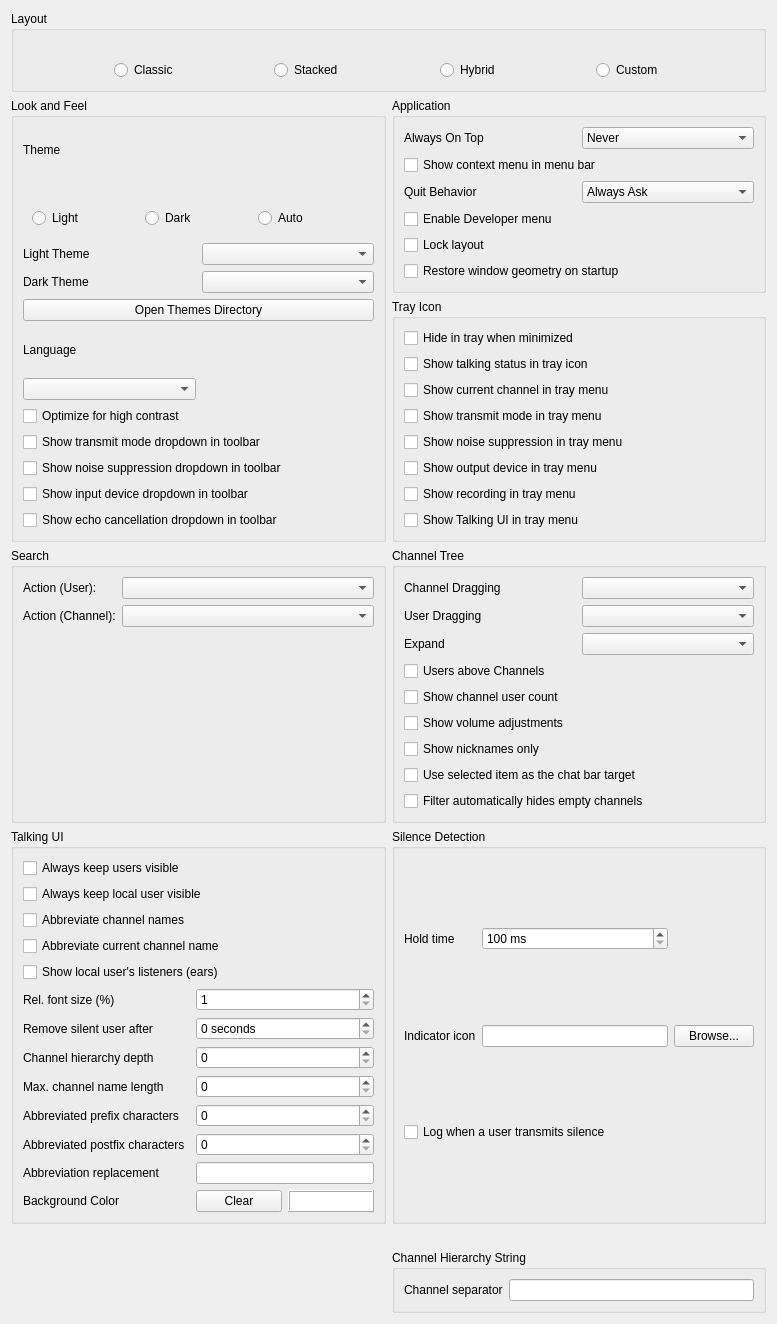
Old version of the form src/mumble/LookConfig.ui in the repository d3adb5/mumble.
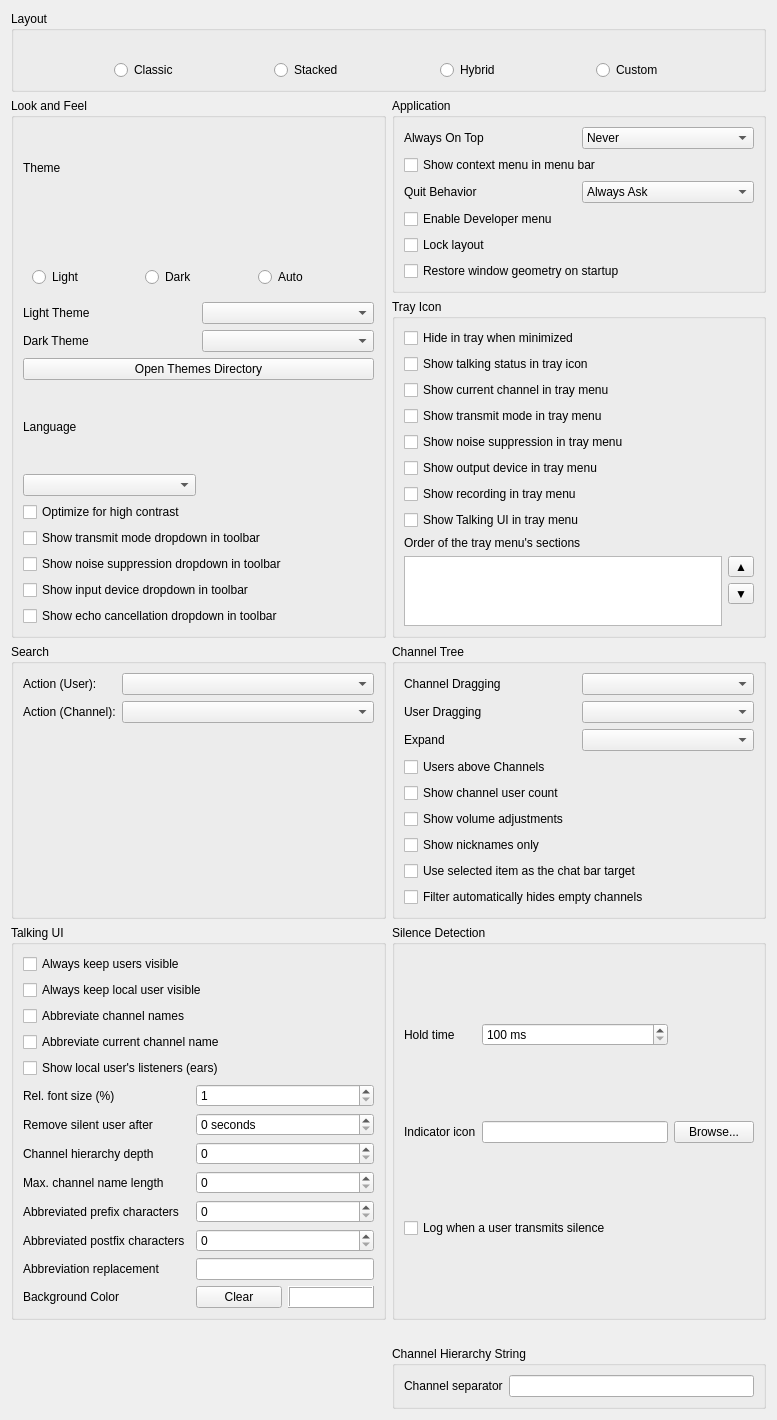
New version of the form. Icons and pictures are not drawn. Custom widgets are drawn as their Qt base class.

Commit message: FEAT(client): Let the tray menu's sections be reordered

Patch:
```diff
--- a/src/mumble/LookConfig.ui
+++ b/src/mumble/LookConfig.ui
@@ -384,6 +384,79 @@
         </property>
        </widget>
       </item>
+      <item>
+       <widget class="QLabel" name="qliTrayMenuOrder">
+        <property name="text">
+         <string>Order of the tray menu's sections</string>
+        </property>
+        <property name="buddy">
+         <cstring>qlwTrayMenuOrder</cstring>
+        </property>
+       </widget>
+      </item>
+      <item>
+       <layout class="QHBoxLayout" name="qhblTrayMenuOrder">
+        <item>
+         <widget class="QListWidget" name="qlwTrayMenuOrder">
+          <property name="toolTip">
+           <string>Order in which the sections of the tray icon's menu are shown, between showing the window and quitting</string>
+          </property>
+          <property name="accessibleName">
+           <string>Tray menu sections</string>
+          </property>
+          <property name="dragDropMode">
+           <enum>QAbstractItemView::InternalMove</enum>
+          </property>
+          <property name="maximumHeight">
+           <number>90</number>
+          </property>
+         </widget>
+        </item>
+        <item>
+         <layout class="QVBoxLayout" name="qvblTrayMenuOrder">
+          <item>
+           <widget class="QToolButton" name="qtbTrayMenuOrderUp">
+            <property name="toolTip">
+             <string>Move the selected section up</string>
+            </property>
+            <property name="accessibleName">
+             <string>Move section up</string>
+            </property>
+            <property name="text">
+             <string>▲</string>
+            </property>
+           </widget>
+          </item>
+          <item>
+           <widget class="QToolButton" name="qtbTrayMenuOrderDown">
+            <property name="toolTip">
+             <string>Move the selected section down</string>
+            </property>
+            <property name="accessibleName">
+             <string>Move section down</string>
+            </property>
+            <property name="text">
+             <string>▼</string>
+            </property>
+           </widget>
+          </item>
+          <item>
+           <spacer name="qspTrayMenuOrder">
+            <property name="orientation">
+             <enum>Qt::Vertical</enum>
+            </property>
+            <property name="sizeHint" stdset="0">
+             <size>
+              <width>0</width>
+              <height>0</height>
+             </size>
+            </property>
+           </spacer>
+          </item>
+         </layout>
+        </item>
+       </layout>
+      </item>
      </layout>
     </widget>
    </item>
```
Left out of the diff: 3 changed lines with no effect on the pictures. The commit also changes 8 other files.
